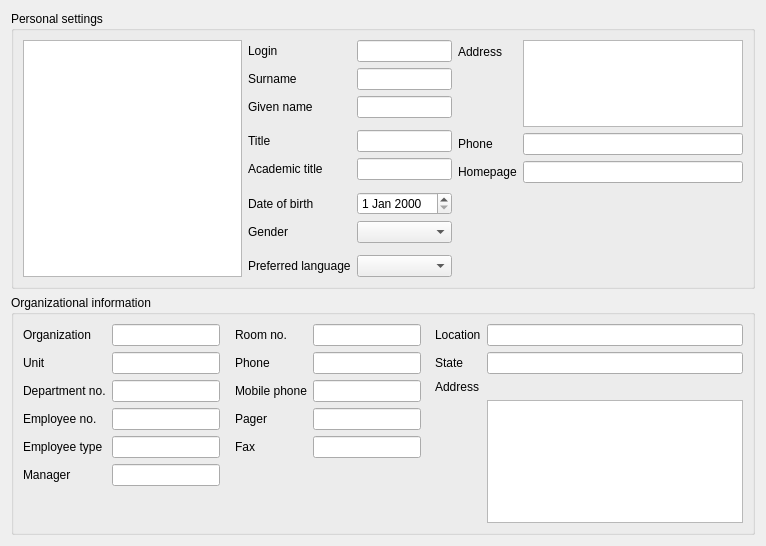
First picture: the form in agent/src/clacks/agent/data/templates/default/user.ui, repository gonicus/clacks, before the edit.
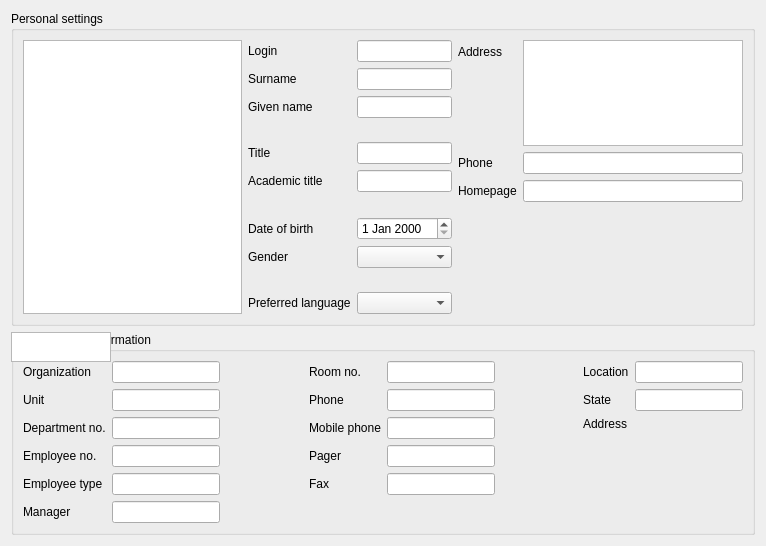
Second picture: the form after the edit. Icons and pictures are not drawn.

Commit message: Fixed row typo

```diff
--- a/agent/src/clacks/agent/data/templates/default/user.ui
+++ b/agent/src/clacks/agent/data/templates/default/user.ui
@@ -446,7 +446,7 @@
               </property>
              </widget>
             </item>
-            <item row="5" column="1">
+            <item row="4" column="1">
              <widget class="QPlainTextEdit" name="postalAddressEdit"/>
             </item>
            </layout>
```
